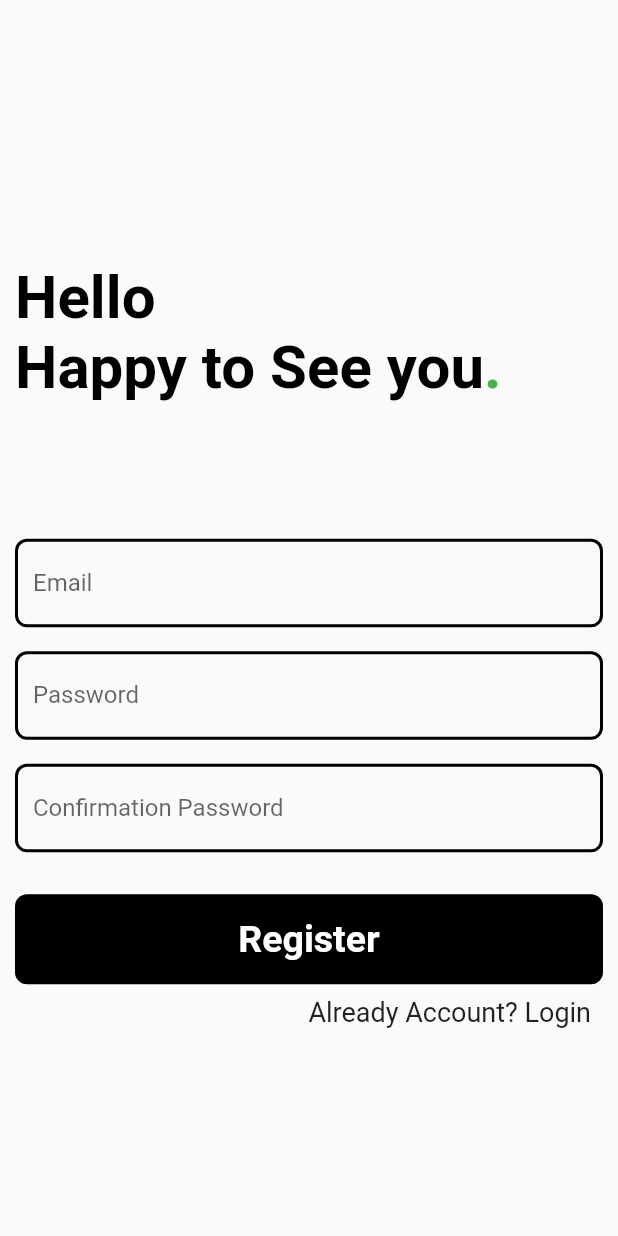
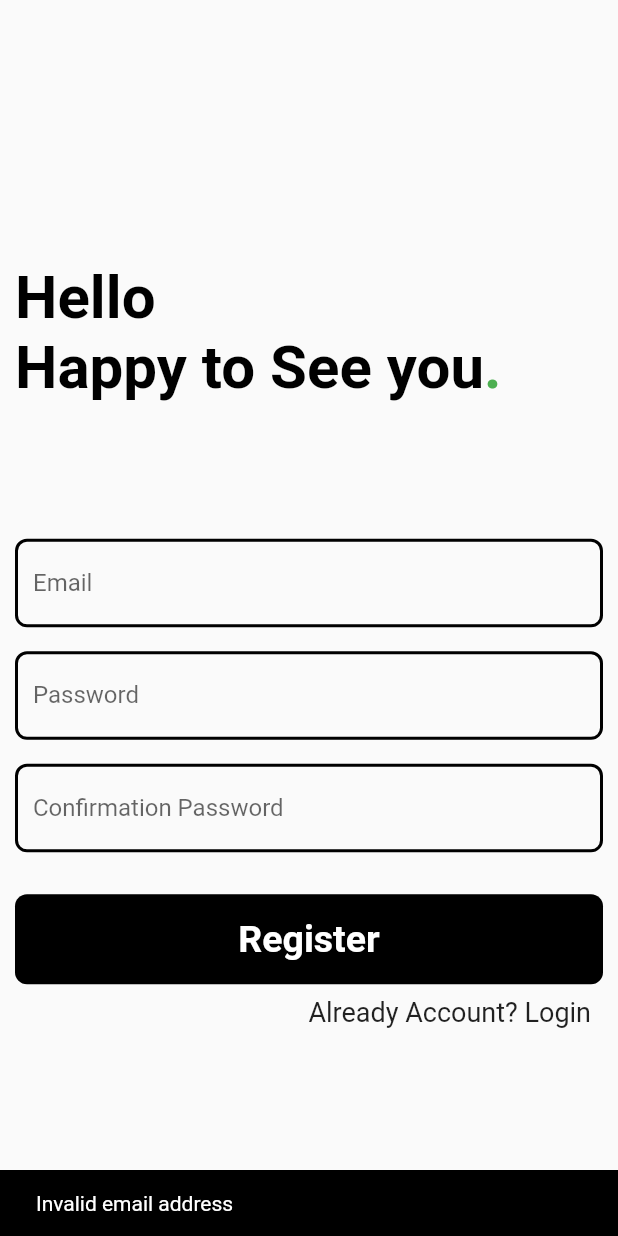
Before and after one commit to J3rryCodes/flutter_chat_app, a Flutter app: the RegistrationPage screen opened directly, after a tap on "Register", on a phone screen of 412 x 824 dp. Run offline on Flutter 3.47's test engine with Material 2 defaults, Android fonts, the phone set to English and light mode, and no system bars; our stand-ins replace bloc, equatable, firebase_auth, firebase_core, flutter_bloc, page_transition; accounts and stored records are empty.

Commit message:
added firebase account creation module

```diff
--- /dev/null
+++ b/lib/pages/bloc/firebaseauthentication_bloc.dart
@@ -0,0 +1,32 @@
+import 'dart:async';
+
+import 'package:bloc/bloc.dart';
+import 'package:equatable/equatable.dart';
+import 'package:firebase_auth/firebase_auth.dart';
+import 'package:flutter/foundation.dart';
+import 'package:message_app/pages/firebase/firebase_connection.dart';
+
+part 'firebaseauthentication_event.dart';
+part 'firebaseauthentication_state.dart';
+
+class FirebaseauthenticationBloc
+    extends Bloc<FirebaseauthenticationEvent, FirebaseauthenticationState> {
+  FirebaseauthenticationBloc() : super(FirebaseauthenticationInitial());
+  FirebaseConnection instance = FirebaseConnection.instance;
+  @override
+  Stream<FirebaseauthenticationState> mapEventToState(
+    FirebaseauthenticationEvent event,
+  ) async* {
+    if (event is FirebaseauthenticationCreateEvent) {
+      yield FirebaseauthenticationCreating();
+      try {
+        User user = await instance.createUser(
+            email: event.email, password: event.password);
+        yield FirebaseauthenticationCreatingSuccesfull(user);
+      } catch (e) {
+        debugPrint(e.toString());
+        yield FirebaseauthenticationErrorState(e);
+      }
+    }
+  }
+}
--- /dev/null
+++ b/lib/pages/bloc/firebaseauthentication_event.dart
@@ -0,0 +1,16 @@
+part of 'firebaseauthentication_bloc.dart';
+
+abstract class FirebaseauthenticationEvent extends Equatable {
+  const FirebaseauthenticationEvent();
+
+  @override
+  List<Object> get props => [];
+}
+
+class FirebaseauthenticationLoginEvent extends FirebaseauthenticationEvent {}
+
+class FirebaseauthenticationCreateEvent extends FirebaseauthenticationEvent {
+  final String email, password;
+
+  FirebaseauthenticationCreateEvent(this.email, this.password);
+}
--- /dev/null
+++ b/lib/pages/bloc/firebaseauthentication_state.dart
@@ -0,0 +1,30 @@
+part of 'firebaseauthentication_bloc.dart';
+
+abstract class FirebaseauthenticationState extends Equatable {
+  const FirebaseauthenticationState();
+
+  @override
+  List<Object> get props => [];
+}
+
+class FirebaseauthenticationInitial extends FirebaseauthenticationState {}
+
+class FirebaseauthenticationCreating extends FirebaseauthenticationState {}
+
+class FirebaseauthenticationCreatingSuccesfull
+    extends FirebaseauthenticationState {
+  final User user;
+
+  FirebaseauthenticationCreatingSuccesfull(this.user);
+}
+
+class FirebaseauthenticationLoging extends FirebaseauthenticationState {}
+
+class FirebaseauthenticationLogingSuccesfull
+    extends FirebaseauthenticationState {}
+
+class FirebaseauthenticationErrorState extends FirebaseauthenticationState {
+  final dynamic message;
+
+  FirebaseauthenticationErrorState(this.message);
+}
--- /dev/null
+++ b/lib/pages/firebase/firebase_connection.dart
@@ -0,0 +1,21 @@
+import 'package:firebase_auth/firebase_auth.dart';
+import 'package:firebase_core/firebase_core.dart';
+
+class FirebaseConnection {
+  static final FirebaseConnection instance = FirebaseConnection._constructor();
+  FirebaseAuth _auth;
+  FirebaseConnection._constructor() {
+    FirebaseApp secondaryApp = Firebase.app();
+    _auth = FirebaseAuth.instanceFor(app: secondaryApp);
+  }
+
+  Future<User> createUser({String email, String password}) async {
+    try {
+      UserCredential userCredential = await _auth
+          .createUserWithEmailAndPassword(email: email, password: password);
+      return userCredential.user;
+    } catch (e) {
+      throw Exception(e);
+    }
+  }
+}
--- a/lib/pages/loginRegisraion/registration_page.dart
+++ b/lib/pages/loginRegisraion/registration_page.dart
@@ -1,4 +1,8 @@
 import 'package:flutter/material.dart';
+import 'package:flutter_bloc/flutter_bloc.dart';
+import 'package:message_app/pages/bloc/firebaseauthentication_bloc.dart';
+import 'package:message_app/pages/error_page.dart';
+import 'package:message_app/pages/home/message_page.dart';
 import 'package:message_app/pages/loginRegisraion/login_page.dart';
 import 'package:message_app/pages/widgets/custom_widgets.dart';
 import 'package:page_transition/page_transition.dart';
@@ -12,7 +16,19 @@ class RegistrationPage extends StatelessWidget {
   Widget build(BuildContext context) {
     double screenHeight = MediaQuery.of(context).size.height;
     return Scaffold(
-      body: Padding(
+      body:
+          BlocListener<FirebaseauthenticationBloc, FirebaseauthenticationState>(
+        listener: (context, state) {
+          if (state is FirebaseauthenticationCreatingSuccesfull)
+            Navigator.pushReplacement(
+                context,
+                PageTransition(
+                    child: MessagePage(), type: PageTransitionType.fade));
+          else if (state is FirebaseauthenticationErrorState)
+            showScaffoldMessage(
+                context, state.message.toString(), Colors.black);
+        },
+        child: Padding(
           padding: const EdgeInsets.all(10.0),
           child: SingleChildScrollView(
             child: Column(
@@ -30,19 +46,51 @@ class RegistrationPage extends StatelessWidget {
                 inputFields(
                     text: "Confirmation Password",
                     controller: _conPasswordController),
-              mainButton(text: "Register", onTap: () {}),
+                BlocBuilder<FirebaseauthenticationBloc,
+                    FirebaseauthenticationState>(
+                  builder: (context, state) {
+                    if (state is FirebaseauthenticationCreating)
+                      return Center(
+                        child: CircularProgressIndicator(),
+                      );
+                    else if (state is FirebaseauthenticationErrorState)
+                      return ErrorPage();
+                    else
+                      return mainButton(
+                          text: "Register",
+                          onTap: () {
+                            _registerUser(context);
+                          });
+                  },
+                ),
                 linkText(
                     text: "Already Account? Login",
                     onTap: () {
                       Navigator.push(
                           context,
                           PageTransition(
-                            child: LoginPage(), type: PageTransitionType.fade));
+                              child: LoginPage(),
+                              type: PageTransitionType.fade));
                     }),
               ],
             ),
           ),
         ),
+      ),
     );
   }
+
+  void _registerUser(BuildContext context) {
+    if (!RegExp(
+            r"^[a-zA-Z0-9.a-zA-Z0-9.!#$%&'*+-/=?^_`{|}~]+@[a-zA-Z0-9]+\.[a-zA-Z]+")
+        .hasMatch(_emailController.text))
+      showScaffoldMessage(context, "Invalid email address", Colors.black);
+    else if (_passwordController.text != _conPasswordController.text)
+      showScaffoldMessage(context, "Password mismatch", Colors.black);
+    else
+      BlocProvider.of<FirebaseauthenticationBloc>(context, listen: false).add(
+          FirebaseauthenticationCreateEvent(
+              _emailController.text, _passwordController.text));
+    //     Move to next page
   }
+}
--- a/lib/pages/widgets/custom_widgets.dart
+++ b/lib/pages/widgets/custom_widgets.dart
@@ -103,3 +103,14 @@ Widget customMessageView({@required String message, @required isOrgin}) {
     ),
   );
 }
+
+void showScaffoldMessage(BuildContext context, String message, Color color) {
+  ScaffoldMessenger.of(context).showSnackBar(SnackBar(
+    content: Text(
+      message,
+      style: TextStyle(color: Colors.white),
+    ),
+    backgroundColor: color,
+    duration: const Duration(seconds: 2),
+  ));
+}
--- a/pubspec.yaml
+++ b/pubspec.yaml
@@ -24,6 +24,10 @@ dependencies:
   flutter:
     sdk: flutter
   page_transition: ^1.1.7+6
+  firebase_auth: ^1.0.1
+  firebase_core: ^1.0.1
+  flutter_bloc: ^6.1.3
+  equatable: ^1.2.5
 
 
   # The following adds the Cupertino Icons font to your application.
```
Also changed, not shown: lib/main.dart (+28 -6 lines), lib/pages/error_page.dart (added, +12 -0 lines), pubspec.lock, 8 other files. Lines whose indentation alone changed are shown as unchanged.
